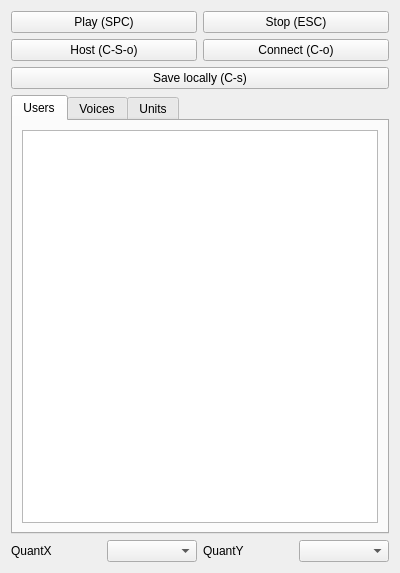
yuxshao/ptcollab, file src/editor/SideMenu.ui: the form before one commit.
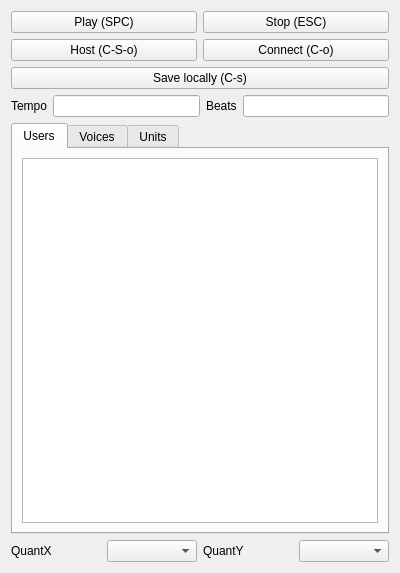
The form after the commit. Icons and pictures are not drawn.

Patch:
```diff
--- a/src/editor/SideMenu.ui
+++ b/src/editor/SideMenu.ui
@@ -78,9 +78,43 @@
    </item>
    <item>
     <layout class="QHBoxLayout" name="horizontalLayout_5">
-     <property name="topMargin">
-      <number>0</number>
-     </property>
+     <item>
+      <widget class="QLabel" name="label">
+       <property name="text">
+        <string>Tempo</string>
+       </property>
+      </widget>
+     </item>
+     <item>
+      <widget class="QLineEdit" name="tempoField">
+       <property name="sizePolicy">
+        <sizepolicy hsizetype="Expanding" vsizetype="Fixed">
+         <horstretch>0</horstretch>
+         <verstretch>0</verstretch>
+        </sizepolicy>
+       </property>
+       <property name="focusPolicy">
+        <enum>Qt::NoFocus</enum>
+       </property>
+       <property name="maxLength">
+        <number>6</number>
+       </property>
+      </widget>
+     </item>
+     <item>
+      <widget class="QLabel" name="label_4">
+       <property name="text">
+        <string>Beats</string>
+       </property>
+      </widget>
+     </item>
+     <item>
+      <widget class="QLineEdit" name="beatsField">
+       <property name="focusPolicy">
+        <enum>Qt::NoFocus</enum>
+       </property>
+      </widget>
+     </item>
     </layout>
    </item>
    <item>
```
